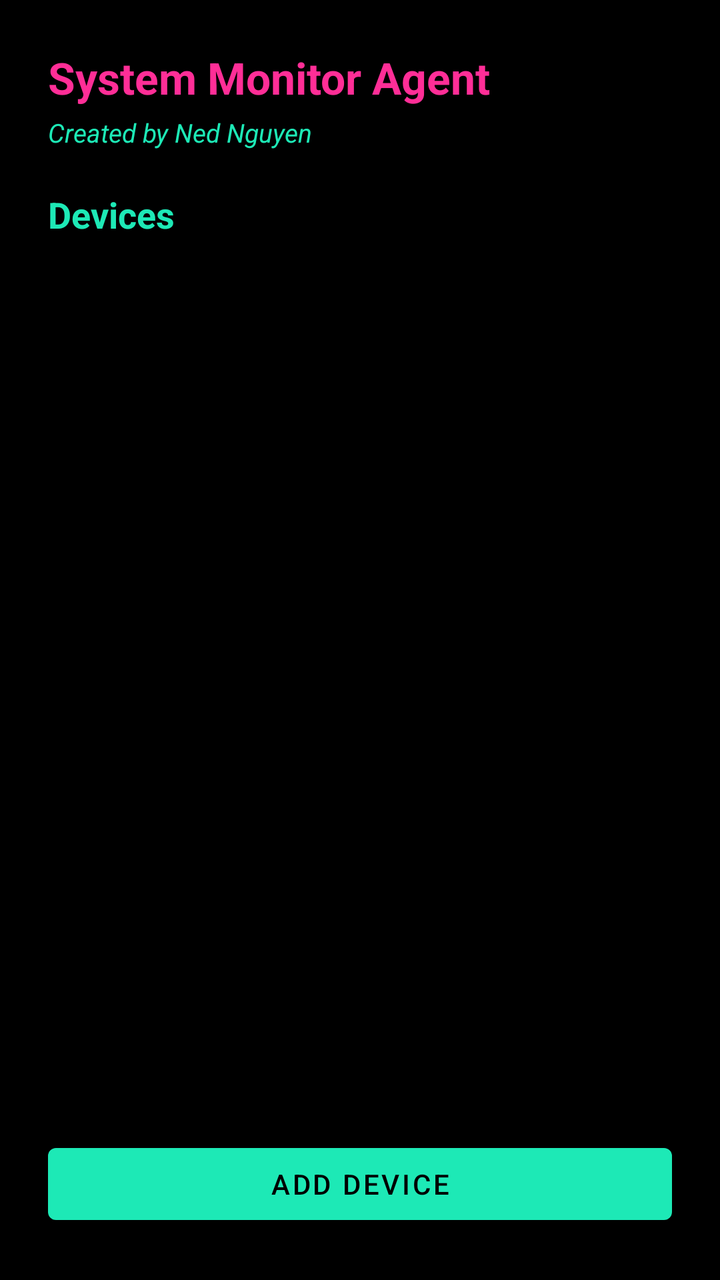
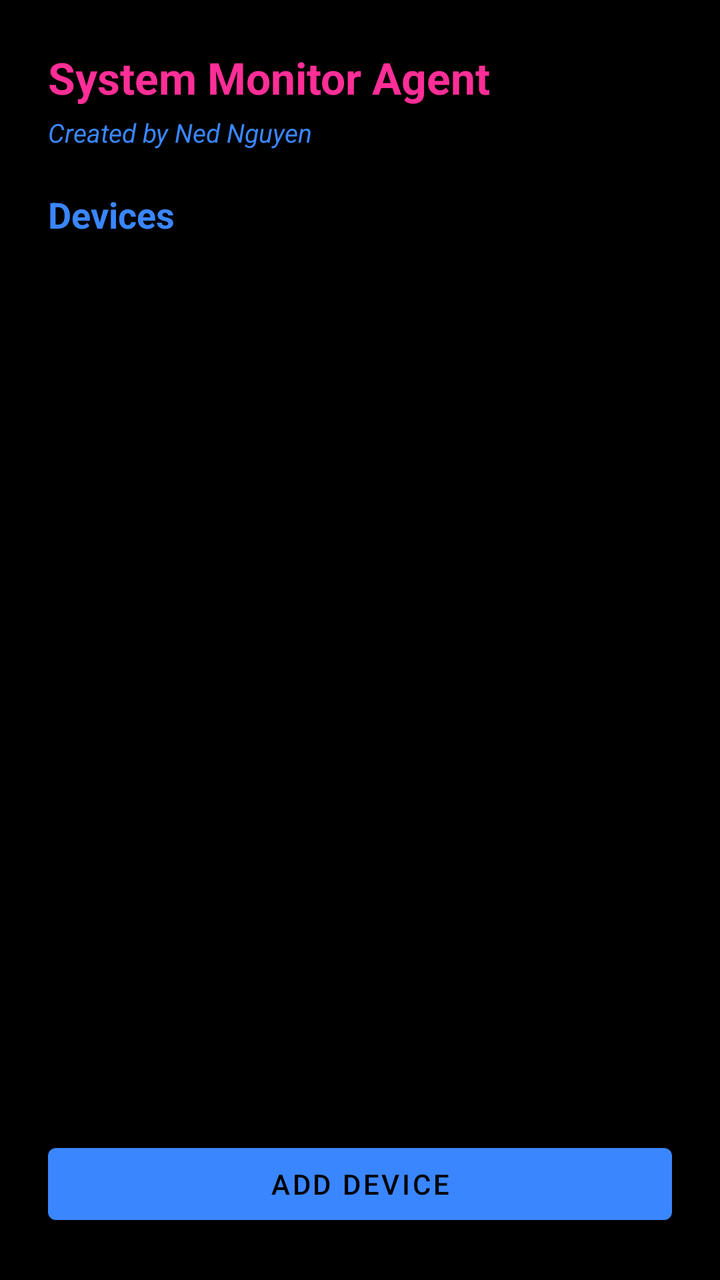

Two renders of the same Android screen: before a commit and after it. Below are the layout's source before the change and the commit's diff.
<!-- AndroidManifest.xml: activity theme Theme.SysMonWidget -->
<!-- res/layout/activity_main.xml -->
<?xml version="1.0" encoding="utf-8"?>
<LinearLayout xmlns:android="http://schemas.android.com/apk/res/android"
    android:layout_width="match_parent"
    android:layout_height="match_parent"
    android:orientation="vertical"
    android:background="@color/black"
    android:padding="24dp">

    
    <TextView
        android:layout_width="match_parent"
        android:layout_height="wrap_content"
        android:text="@string/app_title"
        android:textColor="@color/retro_pink"
        android:textSize="22sp"
        android:textStyle="bold"
        android:layout_marginBottom="4dp" />

    <TextView
        android:layout_width="wrap_content"
        android:layout_height="wrap_content"
        android:text="@string/app_subtitle"
        android:textColor="@color/retro_teal"
        android:textSize="13sp"
        android:textStyle="italic"
        android:layout_marginBottom="20dp" />

    <TextView
        android:layout_width="wrap_content"
        android:layout_height="wrap_content"
        android:text="@string/devices_header"
        android:textColor="@color/retro_teal"
        android:textSize="18sp"
        android:textStyle="bold"
        android:layout_marginBottom="8dp" />

    
    <ListView
        android:id="@+id/deviceListView"
        android:layout_width="match_parent"
        android:layout_height="0dp"
        android:layout_weight="1" />

    
    <Button
        android:id="@+id/addDeviceButton"
        android:layout_width="match_parent"
        android:layout_height="wrap_content"
        android:layout_marginTop="12dp"
        android:text="@string/add_device" />

</LinearLayout>
<!-- resources referenced by this layout -->
<resources>
  <color name="black">#000000</color>
  <color name="retro_pink">#FF2E97</color>
  <color name="retro_teal">#1DE9B6</color>
  <string name="add_device">Add device</string>
  <string name="app_subtitle">Created by Ned Nguyen</string>
  <string name="app_title">System Monitor Agent</string>
  <string name="devices_header">Devices</string>
  <style name="Theme.SysMonWidget" parent="Theme.MaterialComponents.NoActionBar">
          <item name="colorPrimary">@color/retro_teal</item>
          <item name="colorPrimaryDark">@color/black</item>
          <item name="colorAccent">@color/retro_teal</item>
          
          <item name="android:windowBackground">@color/black</item>
          
          <item name="android:textColorPrimary">@color/retro_teal</item>
          <item name="android:textColorSecondary">@color/retro_teal</item>
          
          <item name="android:textColorHint">@color/widget_text_secondary</item>
      </style>
  <color name="widget_text_secondary">#B0BEC5</color>
</resources>

<!-- the commit's change to res/layout/activity_main.xml (unified diff, before → after) -->
@@ -20,7 +20,7 @@
         android:layout_width="wrap_content"
         android:layout_height="wrap_content"
         android:text="@string/app_subtitle"
-        android:textColor="@color/retro_teal"
+        android:textColor="@color/retro_blue"
         android:textSize="13sp"
         android:textStyle="italic"
         android:layout_marginBottom="20dp" />
@@ -29,7 +29,7 @@
         android:layout_width="wrap_content"
         android:layout_height="wrap_content"
         android:text="@string/devices_header"
-        android:textColor="@color/retro_teal"
+        android:textColor="@color/retro_blue"
         android:textSize="18sp"
         android:textStyle="bold"
         android:layout_marginBottom="8dp" />
<!-- resource entries referenced after the edit -->
@@ -1,21 +1,21 @@
 <!-- resources referenced by this layout -->
 <resources>
   <color name="black">#000000</color>
+  <color name="retro_blue">#3A86FF</color>
   <color name="retro_pink">#FF2E97</color>
-  <color name="retro_teal">#1DE9B6</color>
   <string name="add_device">Add device</string>
   <string name="app_subtitle">Created by Ned Nguyen</string>
   <string name="app_title">System Monitor Agent</string>
   <string name="devices_header">Devices</string>
   <style name="Theme.SysMonWidget" parent="Theme.MaterialComponents.NoActionBar">
-          <item name="colorPrimary">@color/retro_teal</item>
+          <item name="colorPrimary">@color/retro_blue</item>
           <item name="colorPrimaryDark">@color/black</item>
-          <item name="colorAccent">@color/retro_teal</item>
+          <item name="colorAccent">@color/retro_blue</item>
           
           <item name="android:windowBackground">@color/black</item>
           
-          <item name="android:textColorPrimary">@color/retro_teal</item>
-          <item name="android:textColorSecondary">@color/retro_teal</item>
+          <item name="android:textColorPrimary">@color/retro_blue</item>
+          <item name="android:textColorSecondary">@color/retro_blue</item>
           
           <item name="android:textColorHint">@color/widget_text_secondary</item>
       </style>
